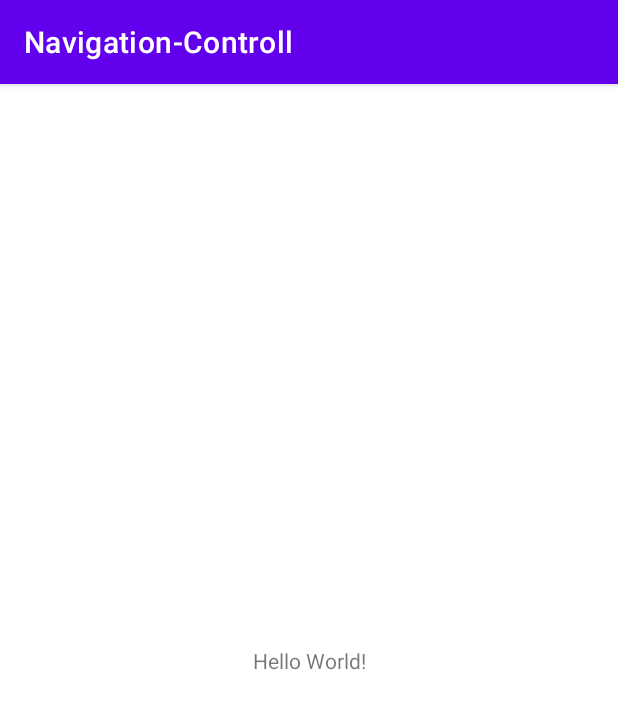
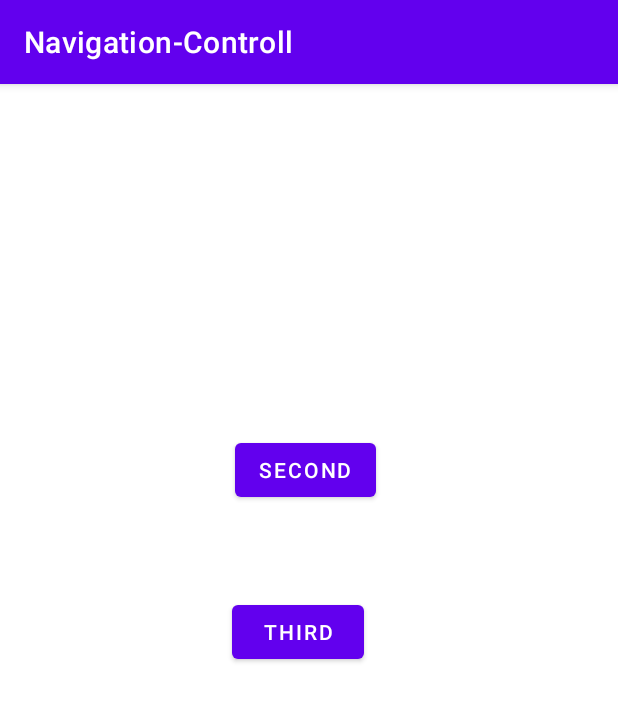
Before and after one commit to jessybandya/Kotlin-Android-Navigation-Controll, an Android app: the screen it shows after launch (MainActivity), on a phone screen of 412 x 824 dp. Shown: the top 709 px of the screen. Run offline under Robolectric (Android 15) with nearby library versions, the phone set to English and light mode, and no system bars.

Commit message:
passed Data from one fragment to another.

```diff
--- a/app/build.gradle
+++ b/app/build.gradle
@@ -37,6 +37,8 @@ dependencies {
     implementation 'androidx.appcompat:appcompat:1.4.1'
     implementation 'com.google.android.material:material:1.6.0'
     implementation 'androidx.constraintlayout:constraintlayout:2.1.4'
+    implementation 'androidx.navigation:navigation-fragment-ktx:2.4.2'
+    implementation 'androidx.navigation:navigation-ui-ktx:2.4.2'
     testImplementation 'junit:junit:4.13.2'
     androidTestImplementation 'androidx.test.ext:junit:1.1.3'
     androidTestImplementation 'androidx.test.espresso:espresso-core:3.4.0'
--- /dev/null
+++ b/app/src/main/java/com/example/navigation_controll/FirstFragment.kt
@@ -0,0 +1,39 @@
+package com.example.navigation_controll
+
+import android.os.Bundle
+import androidx.fragment.app.Fragment
+import android.view.LayoutInflater
+import android.view.View
+import android.view.ViewGroup
+import android.widget.Button
+import androidx.core.os.bundleOf
+import androidx.navigation.findNavController
+
+
+class FirstFragment : Fragment() {
+
+    override fun onCreateView(
+        inflater: LayoutInflater, container: ViewGroup?,
+        savedInstanceState: Bundle?
+    ): View? {
+        var view = inflater.inflate(R.layout.fragment_first, container, false)
+
+        view.findViewById<Button>(R.id.secondButton).setOnClickListener{
+            var name = "Jaby Boy"
+            var age = 22
+            var school = "University Of Nairobi"
+            val bundle = bundleOf("name" to name,"age" to age, "school" to school)
+            view.findNavController().navigate(R.id.action_firstFragment_to_secondFragment, bundle)
+        }
+
+
+        view.findViewById<Button>(R.id.thirdButton).setOnClickListener{
+            view.findNavController().navigate(R.id.action_firstFragment_to_thirdFragment)
+        }
+
+
+        return view
+    }
+
+
+}
--- a/app/src/main/res/layout/activity_main.xml
+++ b/app/src/main/res/layout/activity_main.xml
@@ -6,13 +6,19 @@
     android:layout_height="match_parent"
     tools:context=".MainActivity">
 
-    <TextView
-        android:layout_width="wrap_content"
-        android:layout_height="wrap_content"
-        android:text="Hello World!"
+    <androidx.fragment.app.FragmentContainerView
+        android:id="@+id/fragmentContainerView"
+        android:name="androidx.navigation.fragment.NavHostFragment"
+        android:layout_width="0dp"
+        android:layout_height="0dp"
+        android:layout_marginStart="1dp"
+        android:layout_marginTop="1dp"
+        android:layout_marginEnd="1dp"
+        android:layout_marginBottom="1dp"
+        app:defaultNavHost="true"
         app:layout_constraintBottom_toBottomOf="parent"
         app:layout_constraintEnd_toEndOf="parent"
         app:layout_constraintStart_toStartOf="parent"
-        app:layout_constraintTop_toTopOf="parent" />
-
+        app:layout_constraintTop_toTopOf="parent"
+        app:navGraph="@navigation/main_graph" />
 </androidx.constraintlayout.widget.ConstraintLayout>
--- /dev/null
+++ b/app/src/main/res/layout/fragment_first.xml
@@ -0,0 +1,33 @@
+<?xml version="1.0" encoding="utf-8"?>
+<androidx.constraintlayout.widget.ConstraintLayout xmlns:android="http://schemas.android.com/apk/res/android"
+    xmlns:app="http://schemas.android.com/apk/res-auto"
+    xmlns:tools="http://schemas.android.com/tools"
+    android:layout_width="match_parent"
+    android:layout_height="match_parent"
+    android:background="@color/white"
+    tools:context=".FirstFragment">
+
+    <!-- TODO: Update blank fragment layout -->
+
+    <Button
+        android:id="@+id/secondButton"
+        android:layout_width="wrap_content"
+        android:layout_height="wrap_content"
+        android:layout_marginEnd="160dp"
+        android:text="Second"
+        app:layout_constraintBottom_toBottomOf="parent"
+        app:layout_constraintEnd_toEndOf="parent"
+        app:layout_constraintTop_toTopOf="parent"
+        app:layout_constraintVertical_bias="0.323" />
+
+    <Button
+        android:id="@+id/thirdButton"
+        android:layout_width="wrap_content"
+        android:layout_height="wrap_content"
+        android:layout_marginTop="340dp"
+        android:layout_marginEnd="168dp"
+        android:text="Third"
+        app:layout_constraintEnd_toEndOf="parent"
+        app:layout_constraintTop_toTopOf="parent" />
+
+</androidx.constraintlayout.widget.ConstraintLayout>
--- /dev/null
+++ b/app/src/main/res/navigation/main_graph.xml
@@ -0,0 +1,30 @@
+<?xml version="1.0" encoding="utf-8"?>
+<navigation xmlns:android="http://schemas.android.com/apk/res/android"
+    xmlns:app="http://schemas.android.com/apk/res-auto"
+    xmlns:tools="http://schemas.android.com/tools"
+    android:id="@+id/main_graph"
+    app:startDestination="@id/firstFragment">
+
+    <fragment
+        android:id="@+id/firstFragment"
+        android:name="com.example.navigation_controll.FirstFragment"
+        android:label="fragment_first"
+        tools:layout="@layout/fragment_first" >
+        <action
+            android:id="@+id/action_firstFragment_to_secondFragment"
+            app:destination="@id/secondFragment" />
+        <action
+            android:id="@+id/action_firstFragment_to_thirdFragment"
+            app:destination="@id/thirdFragment" />
+    </fragment>
+    <fragment
+        android:id="@+id/secondFragment"
+        android:name="com.example.navigation_controll.SecondFragment"
+        android:label="fragment_second"
+        tools:layout="@layout/fragment_second" />
+    <fragment
+        android:id="@+id/thirdFragment"
+        android:name="com.example.navigation_controll.ThirdFragment"
+        android:label="fragment_third"
+        tools:layout="@layout/fragment_third" />
+</navigation>
--- a/app/src/main/res/values/strings.xml
+++ b/app/src/main/res/values/strings.xml
@@ -1,3 +1,5 @@
 <resources>
     <string name="app_name">Navigation-Controll</string>
+    <!-- TODO: Remove or change this placeholder text -->
+    <string name="hello_blank_fragment">Hello blank fragment</string>
 </resources>
```
Also changed, not shown: app/src/main/java/com/example/navigation_controll/SecondFragment.kt (added, +29 -0 lines), app/src/main/java/com/example/navigation_controll/ThirdFragment.kt (added, +59 -0 lines), app/src/main/res/layout/fragment_second.xml (added, +43 -0 lines), app/src/main/res/layout/fragment_third.xml (added, +16 -0 lines).
